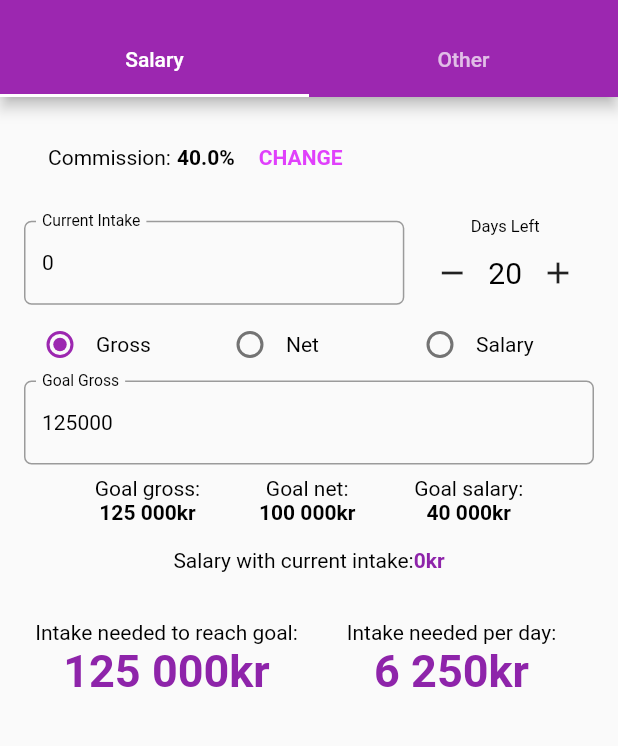
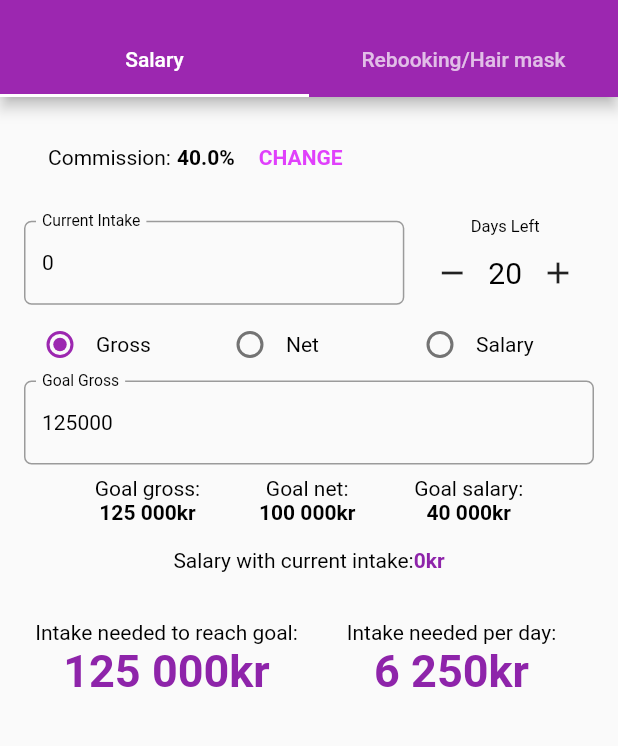
Before and after one commit to jasonctoms/hairdresser_calc, a Flutter app: the screen it shows after launch, on a phone screen of 412 x 824 dp, the part 59-805 px from its top. Run offline on Flutter 3.47's test engine with Material 2 defaults, Android fonts, the phone set to English and light mode, and no system bars; our stand-ins replace shared_preferences.

Commit message:
Give second tab a string variable name

```diff
--- a/lib/localized_strings.dart
+++ b/lib/localized_strings.dart
@@ -17,7 +17,6 @@ class LocalizedStrings {
       'appName': 'Hairdre\$\$er',
       'cancel': 'Cancel',
       'done': 'Done',
-
       //SalaryScreen---------------------------------
       'commission': 'Commission:',
       'currentCommission': 'Current commission:',
@@ -38,12 +37,13 @@ class LocalizedStrings {
       'salaryWithCurrentIntake': 'Salary with current intake:',
       'intakeNeededToReachGoal': 'Intake needed to reach goal:',
       'intakeNeededPerDay': 'Intake needed per day:',
+      //Rebooking/Hair mask---------------------------
+      'rebookingHairMaskTitle': 'Rebooking/Hair mask'
     },
     'nb': {
       'appName': 'Fri\$ør',
       'cancel': 'Avbryt',
       'done': 'Ferdig',
-
       //SalaryScreen---------------------------------
       'commission': 'Provisjon:',
       'currentCommission': 'Nåværende provisjon:',
@@ -64,6 +64,8 @@ class LocalizedStrings {
       'salaryWithCurrentIntake': 'Lønn med nåværende inntak:',
       'intakeNeededToReachGoal': 'Må ta inn å oppnå mål:',
       'intakeNeededPerDay': 'Må ta inn per dag:',
+      //Rebooking/Hair mask---------------------------
+      'rebookingHairMaskTitle': 'Rebooking/Hair mask'
     },
   };
 
@@ -154,6 +156,10 @@ class LocalizedStrings {
   String get intakeNeededPerDay {
     return _localizedValues[locale.languageCode]['intakeNeededPerDay'];
   }
+
+  String get rebookingHairMaskTitle {
+    return _localizedValues[locale.languageCode]['rebookingHairMaskTitle'];
+  }
 }
 
 class LocalizedStringsDelegate extends LocalizationsDelegate<LocalizedStrings> {
--- a/lib/main_tab_bar.dart
+++ b/lib/main_tab_bar.dart
@@ -14,7 +14,7 @@ class MainTabBar extends StatelessWidget {
           bottom: TabBar(
             tabs: [
               Tab(text: LocalizedStrings.of(context).salary),
-              Tab(text: 'Other'),
+              Tab(text: LocalizedStrings.of(context).rebookingHairMaskTitle),
             ],
           ),
         ),
```
